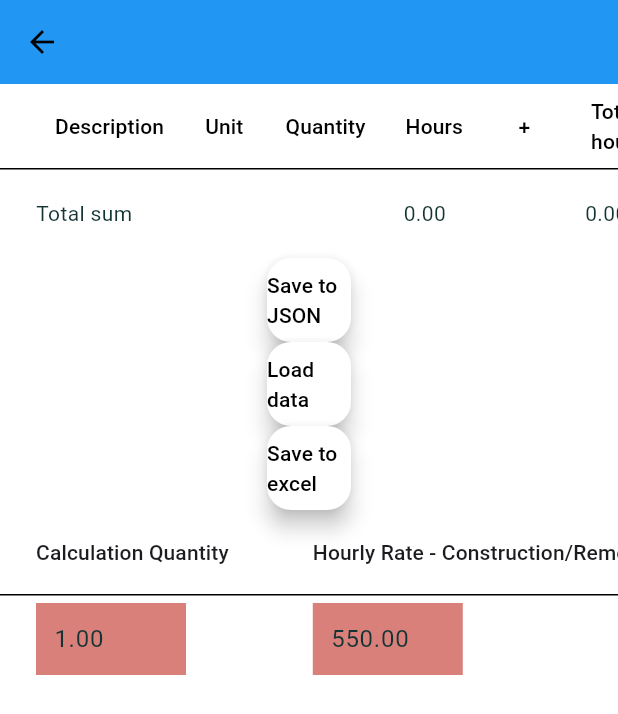
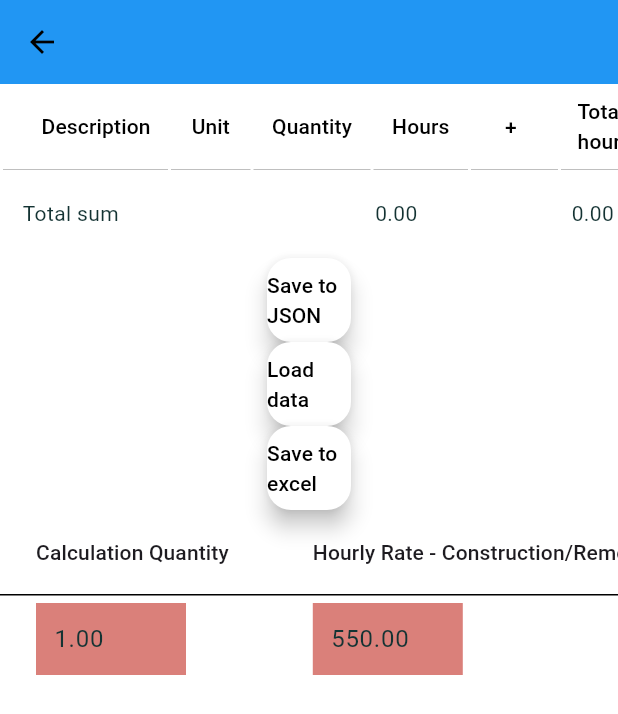
Before and after one commit to BenasVasiliauskas/Bygg_kalk, a Flutter app: the ParquetLaminateItemsScreen screen opened directly with empty values, on a phone screen of 412 x 824 dp. Shown: the top 714 px of the screen. Run offline on Flutter 3.47's test engine with Material 3 defaults, Android fonts, the phone set to English and light mode, and no system bars; our stand-ins replace font_awesome_flutter; missing offline and left inert: syncfusion_flutter_xlsio.

Commit message:
parquet table adjustments, dynamic heigh for exterior door table

```diff
--- a/lib/pages/item_screen/parquet_laminate_items_screen.dart
+++ b/lib/pages/item_screen/parquet_laminate_items_screen.dart
@@ -363,10 +363,12 @@ class _ParquetLaminateItemsScreenState
                 child: TextField(
                   decoration: InputDecoration(
                     border: InputBorder.none,
-                    contentPadding: EdgeInsets.zero,
+                    contentPadding: EdgeInsets.only(left: 2),
                   ),
                   style: TextStyle(
-                      color: customColumn ? Colors.grey : Colors.black),
+                      color: customColumn
+                          ? Colors.grey
+                          : Theme.of(context).colorScheme.primary),
                   readOnly: true,
                   controller: laborHours1Controllers[i],
                   onChanged: (value) {},
@@ -381,11 +383,13 @@ class _ParquetLaminateItemsScreenState
                 child: TextField(
                   decoration: InputDecoration(
                       border: InputBorder.none,
-                      contentPadding: EdgeInsets.zero,
+                      contentPadding: EdgeInsets.only(left: 2),
                       fillColor: Color.fromARGB(255, 131, 138, 235),
                       filled: true),
                   style: TextStyle(
-                      color: customColumn ? Colors.black : Colors.grey),
+                      color: customColumn
+                          ? Theme.of(context).colorScheme.primary
+                          : Colors.grey),
                   readOnly: !customColumn,
                   controller: customColumnControllers[i],
                   onChanged: (value) {
@@ -448,10 +452,12 @@ class _ParquetLaminateItemsScreenState
                   hourlyRateConstructionRemodeling); // Calculate the labor cost
               widget.laborCost[i] =
                   double.parse(updatedLaborCost.toStringAsFixed(2));
-            }, Color.fromARGB(255, 255, 255, 255), true, optionalWidth: 45),
+            }, Theme.of(context).colorScheme.background, true,
+                optionalWidth: 45),
             dataCellDo(laborCostControllers, i, (value) {
               widget.laborCost[i] = double.parse(value);
-            }, Color.fromARGB(255, 255, 255, 255), true, optionalWidth: 65),
+            }, Theme.of(context).colorScheme.background, true,
+                optionalWidth: 65),
             dataCellDo(material1Controllers, i, (value) {
               // Handle changes to material 1
               double parsedValue = double.parse(value);
@@ -483,7 +489,8 @@ class _ParquetLaminateItemsScreenState
               widget.material2[i] = double.parse(value);
               material2Controllers[i].text =
                   widget.material2[i].toStringAsFixed(2);
-            }, Color.fromARGB(255, 255, 255, 255), true, optionalWidth: 75),
+            }, Theme.of(context).colorScheme.background, true,
+                optionalWidth: 75),
             dataCellDo(totalPriceControllers, i, (value) {
               widget.totalPrice[i] = double.parse(value);
               totalPriceControllers[i].text =
@@ -515,14 +522,25 @@ class _ParquetLaminateItemsScreenState
     DataRow totalSumRow = DataRow(
       cells: [
         dataCellDisplaySingle(
-            "Total sum", 70, Color.fromARGB(255, 255, 255, 255)),
-        dataCellDisplaySingle("", 0, Color.fromARGB(255, 255, 255, 255)),
-        dataCellDisplaySingle("", 0, Color.fromARGB(255, 255, 255, 255)),
+          "Total sum",
+          70,
+          Theme.of(context).colorScheme.background,
+        ),
+        dataCellDisplaySingle(
+          "",
+          0,
+          Theme.of(context).colorScheme.background,
+        ),
+        dataCellDisplaySingle(
+          "",
+          0,
+          Theme.of(context).colorScheme.background,
+        ),
         dataCellDisplaySingle(
             customColumn ? '' : totalLaborHours1.toStringAsFixed(2),
             65,
-            Color.fromARGB(255, 255, 255, 255),
-            optionalPadding: 12),
+            Theme.of(context).colorScheme.background,
+            optionalPadding: 2),
         DataCell(
           Container(
             width: 60,
@@ -531,7 +549,7 @@ class _ParquetLaminateItemsScreenState
               decoration: customColumn
                   ? InputDecoration(
                       border: InputBorder.none,
-                      contentPadding: EdgeInsets.zero,
+                      contentPadding: EdgeInsets.only(left: 2),
                       fillColor: Color.fromARGB(255, 131, 138, 235),
                       filled: true)
                   : InputDecoration(
@@ -547,10 +565,10 @@ class _ParquetLaminateItemsScreenState
           ),
         ),
         dataCellDisplaySingle(totalLaborHours2.toStringAsFixed(2), 70,
-            Color.fromARGB(255, 255, 255, 255),
+            Theme.of(context).colorScheme.background,
             optionalPadding: 8),
         dataCellDisplaySingle(totalLaborCost.toStringAsFixed(2), 60,
-            Color.fromARGB(255, 255, 255, 255),
+            Theme.of(context).colorScheme.background,
             optionalPadding: 8),
         DataCell(
           SizedBox(
@@ -568,7 +586,7 @@ class _ParquetLaminateItemsScreenState
           ),
         ),
         dataCellDisplaySingle(totalMaterial2.toStringAsFixed(2), 70,
-            Color.fromARGB(255, 255, 255, 255),
+            Theme.of(context).colorScheme.background,
             optionalPadding: 8),
         dataCellDoSingle(
             TextEditingController(text: totalTotalPrice.toStringAsFixed(2)),
@@ -591,8 +609,11 @@ class _ParquetLaminateItemsScreenState
             SingleChildScrollView(
               scrollDirection: Axis.horizontal,
               child: DataTable(
+                border: TableBorder.all(
+                    width: 2, color: Theme.of(context).colorScheme.background),
+                horizontalMargin: 15,
                 columnSpacing: 0,
-                dataRowMaxHeight: 60,
+                dataRowMaxHeight: double.infinity,
                 dataRowMinHeight: 60,
                 columns: columns, // Define your columns here
                 rows: rows,
--- a/lib/pages/item_screen/windows_exterior_door_items_screen.dart
+++ b/lib/pages/item_screen/windows_exterior_door_items_screen.dart
@@ -618,7 +618,7 @@ class _WindowsExteriorDoorItemsScreen
                     width: 2, color: Theme.of(context).colorScheme.background),
                 horizontalMargin: 15,
                 columnSpacing: 0,
-                dataRowMaxHeight: 60,
+                dataRowMaxHeight: double.infinity,
                 dataRowMinHeight: 60,
                 columns: columns, // Define your columns here
                 rows: rows,
```
